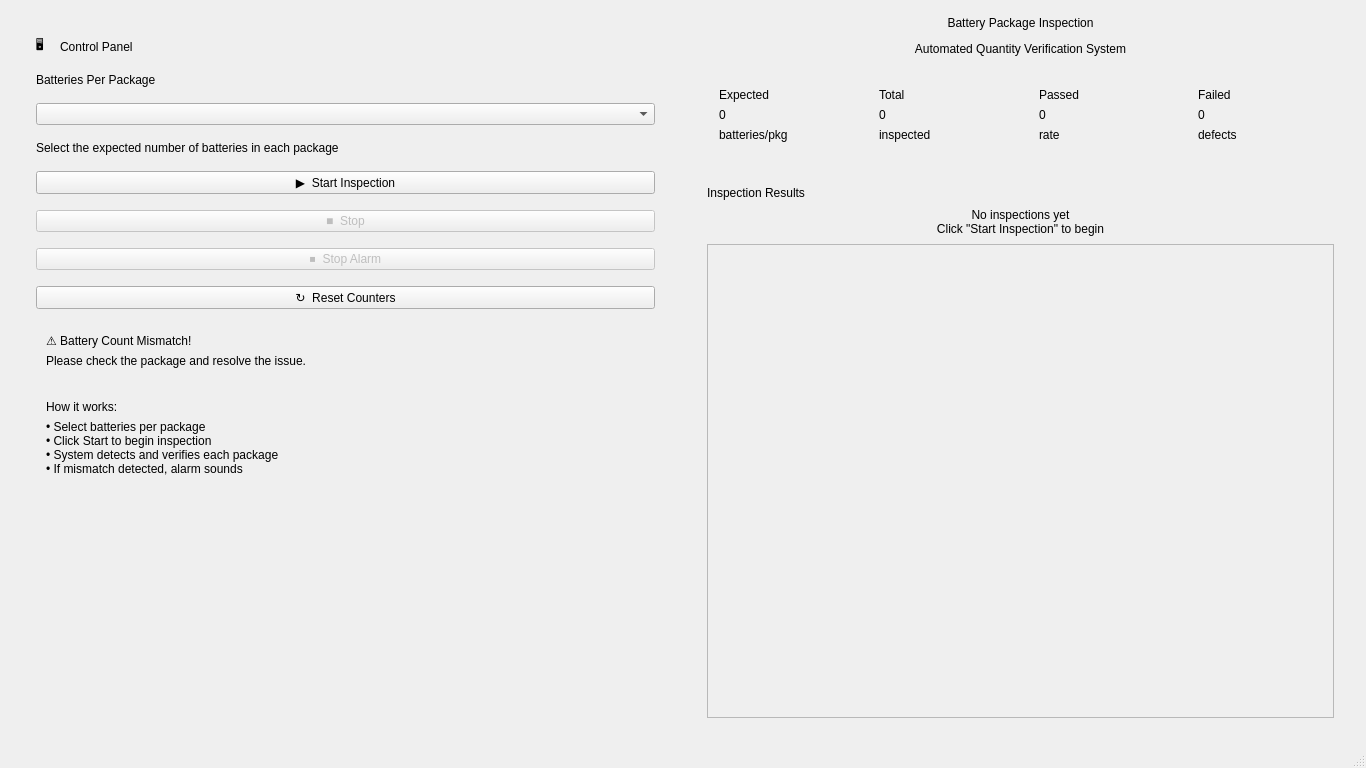
The window that batch_inspector.ui (dyuangwim/gwim-ai-yolo) describes before a commit, drawn with Qt 5.
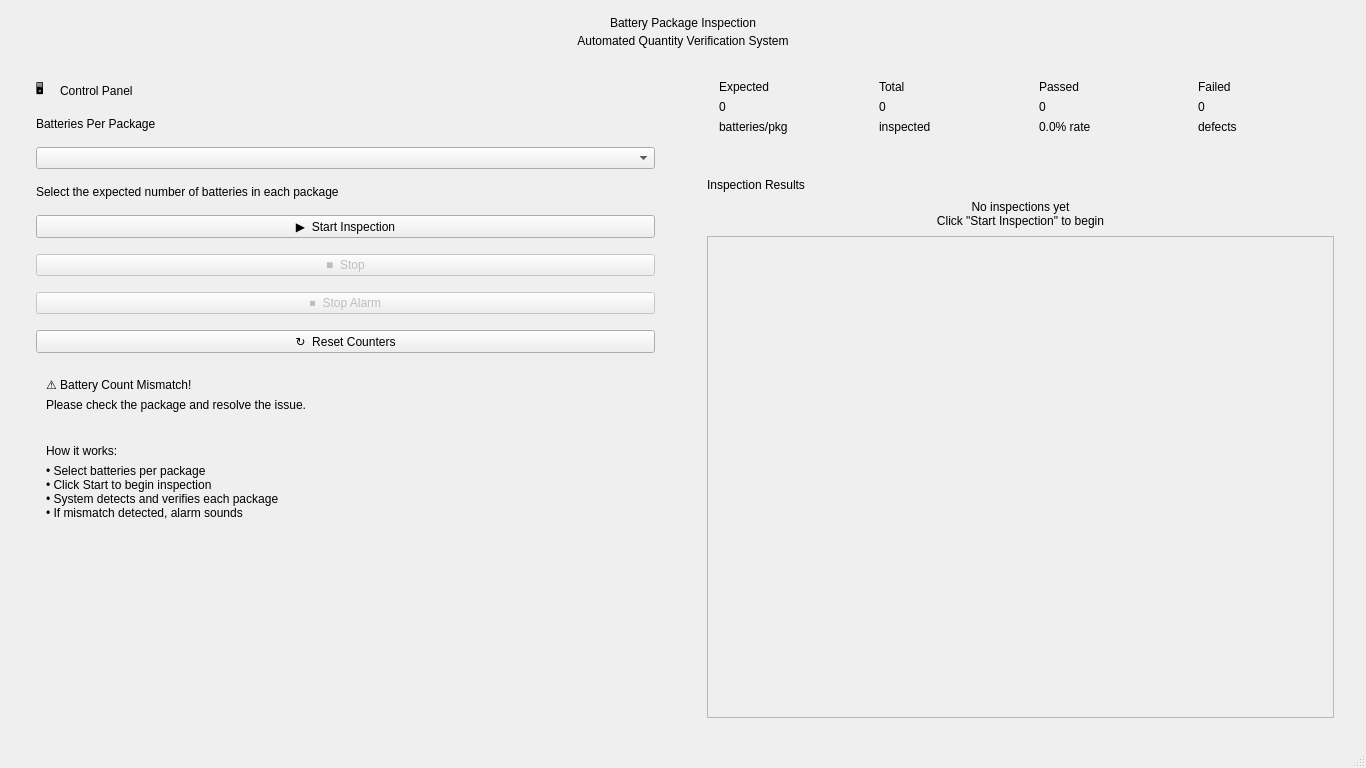
The same window after the commit.

What changed in the file:
```diff
--- a/batch_inspector.ui
+++ b/batch_inspector.ui
@@ -14,19 +14,71 @@
    <string>Battery Package Inspection</string>
   </property>
   <widget class="QWidget" name="centralwidget">
+   <!-- 整体垂直布局：上面 header，下面左右主内容 -->
+   <layout class="QVBoxLayout" name="mainVertical">
+    <property name="leftMargin">
+     <number>16</number>
+    </property>
+    <property name="topMargin">
+     <number>16</number>
+    </property>
+    <property name="rightMargin">
+     <number>16</number>
+    </property>
+    <property name="bottomMargin">
+     <number>16</number>
+    </property>
+    <property name="spacing">
+     <number>12</number>
+    </property>
+    <!-- 顶部标题 Header -->
+    <item>
+     <widget class="QFrame" name="header_frame">
+      <property name="frameShape">
+       <enum>QFrame::NoFrame</enum>
+      </property>
+      <layout class="QVBoxLayout" name="verticalLayout_header">
+       <property name="leftMargin">
+        <number>0</number>
+       </property>
+       <property name="topMargin">
+        <number>0</number>
+       </property>
+       <property name="rightMargin">
+        <number>0</number>
+       </property>
+       <property name="bottomMargin">
+        <number>0</number>
+       </property>
+       <property name="spacing">
+        <number>4</number>
+       </property>
+       <item>
+        <widget class="QLabel" name="title_main">
+         <property name="text">
+          <string>Battery Package Inspection</string>
+         </property>
+         <property name="alignment">
+          <set>Qt::AlignHCenter|Qt::AlignVCenter</set>
+         </property>
+        </widget>
+       </item>
+       <item>
+        <widget class="QLabel" name="title_sub">
+         <property name="text">
+          <string>Automated Quantity Verification System</string>
+         </property>
+         <property name="alignment">
+          <set>Qt::AlignHCenter|Qt::AlignVCenter</set>
+         </property>
+        </widget>
+       </item>
+      </layout>
+     </widget>
+    </item>
+    <!-- 下面是主内容：左控制面板 + 右统计+结果 -->
+    <item>
    <layout class="QHBoxLayout" name="horizontalLayout_main">
-    <property name="leftMargin">
-     <number>16</number>
-    </property>
-    <property name="topMargin">
-     <number>16</number>
-    </property>
-    <property name="rightMargin">
-     <number>16</number>
-    </property>
-    <property name="bottomMargin">
-     <number>16</number>
-    </property>
     <property name="spacing">
      <number>16</number>
     </property>
@@ -246,37 +298,12 @@
       </layout>
      </widget>
     </item>
-    <!-- RIGHT SIDE : HEADER + STATS + RESULTS -->
+      <!-- RIGHT SIDE : stats + results -->
     <item>
      <layout class="QVBoxLayout" name="verticalLayout_right">
       <property name="spacing">
        <number>12</number>
       </property>
-      <!-- Header -->
-      <item>
-       <layout class="QVBoxLayout" name="verticalLayout_header">
-        <item>
-         <widget class="QLabel" name="title_main">
-          <property name="text">
-           <string>Battery Package Inspection</string>
-          </property>
-          <property name="alignment">
-           <set>Qt::AlignHCenter|Qt::AlignVCenter</set>
-          </property>
-         </widget>
-        </item>
-        <item>
-         <widget class="QLabel" name="title_sub">
-          <property name="text">
-           <string>Automated Quantity Verification System</string>
-          </property>
-          <property name="alignment">
-           <set>Qt::AlignHCenter|Qt::AlignVCenter</set>
-          </property>
-         </widget>
-        </item>
-       </layout>
-      </item>
       <!-- Stats card -->
       <item>
        <widget class="QFrame" name="stats_card">
@@ -412,7 +439,7 @@
             <item>
              <widget class="QLabel" name="label_stat_passed_unit">
               <property name="text">
-               <string>rate</string>
+                 <string>0.0% rate</string>
               </property>
              </widget>
             </item>
@@ -462,7 +489,7 @@
         </layout>
        </widget>
       </item>
-      <!-- Results -->
+        <!-- Results card -->
       <item>
        <widget class="QFrame" name="results_card">
         <property name="frameShape">
@@ -533,6 +560,8 @@
          </item>
         </layout>
        </widget>
+        </item>
+       </layout>
       </item>
      </layout>
     </item>
```
Lines whose indentation alone changed are shown as unchanged.
